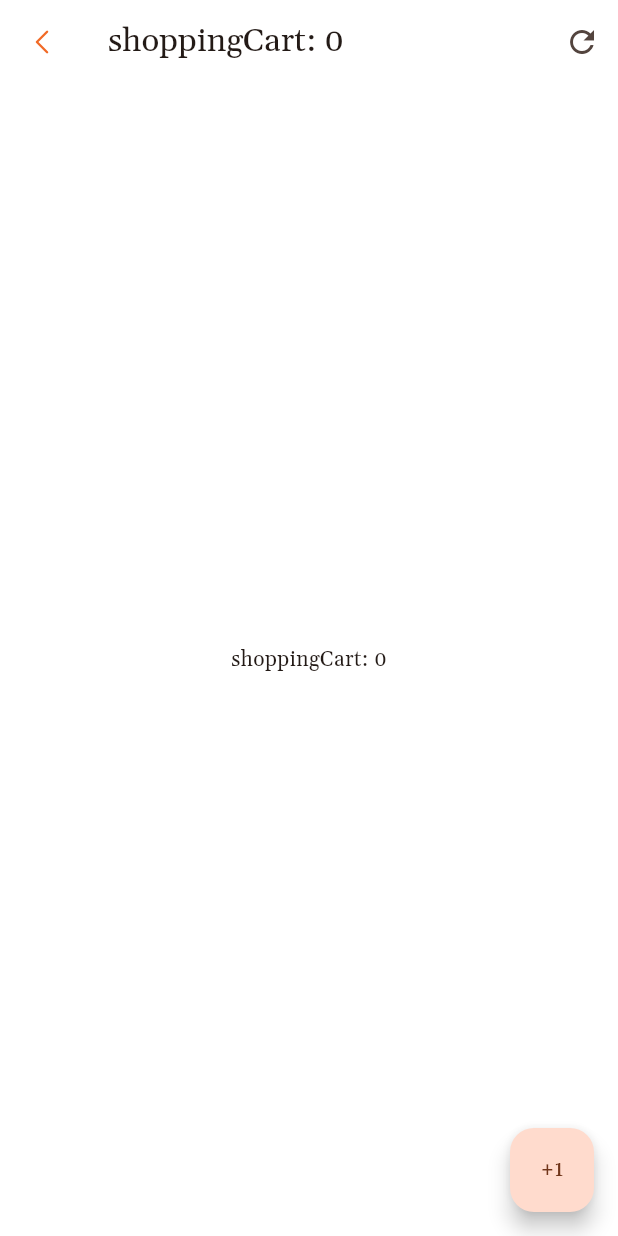
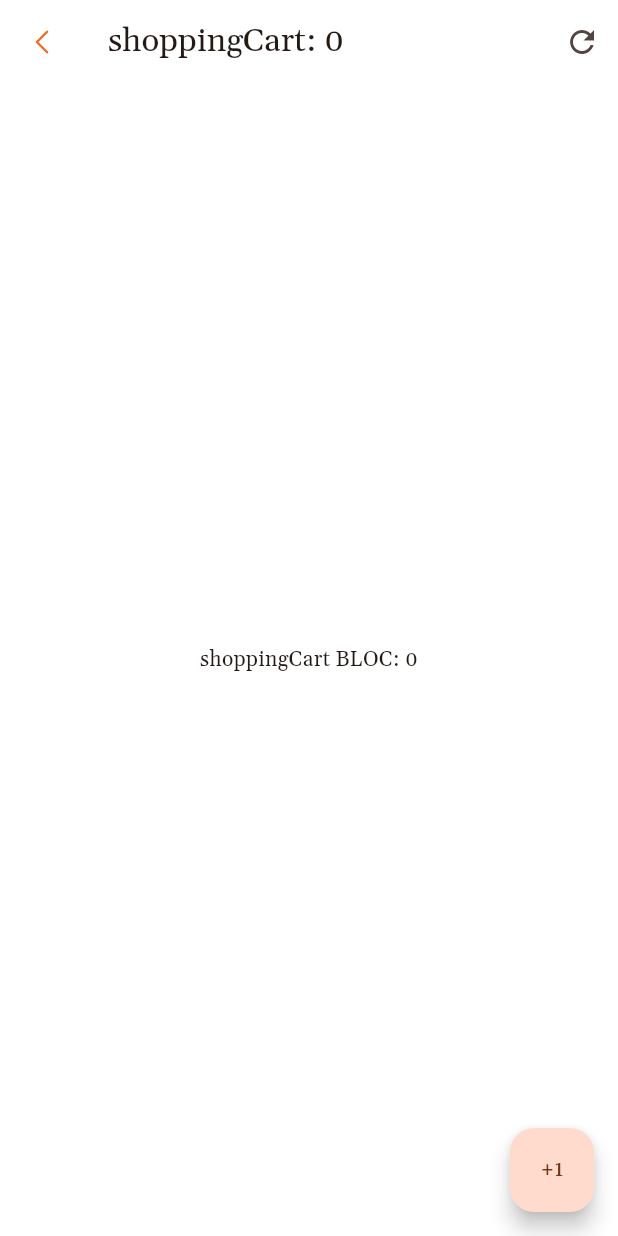
Before and after one commit to jonmid/e_commerce, a Flutter app: the Home screen opened by its route, after a tap on an icon or button, on a phone screen of 412 x 824 dp. Run offline on Flutter 3.47's test engine with Material 3 defaults, Android fonts, the phone set to English and light mode, and no system bars; our stand-ins replace equatable, flutter_bloc, flutter_svg, go_router; network calls fail.

Commit message:
[add] status bloc config

```diff
--- a/lib/src/config/router/app_router.dart
+++ b/lib/src/config/router/app_router.dart
@@ -15,4 +15,8 @@ final appRouter = GoRouter(routes: [
     path: '/bookmarks',
     builder: (context, state) => const Bookmarks(),
   ),
+  GoRoute(
+    path: '/notifications',
+    builder: (context, state) => const Notifications(),
+  ),
 ]);
--- /dev/null
+++ b/lib/src/presentation/bloc/example_bloc/example_bloc_bloc.dart
@@ -0,0 +1,32 @@
+import 'package:flutter_bloc/flutter_bloc.dart';
+import 'package:equatable/equatable.dart';
+
+part 'example_bloc_event.dart';
+part 'example_bloc_state.dart';
+
+class ExampleBloc extends Bloc<ExampleEvent, ExampleState> {
+  ExampleBloc() : super(const ExampleState()) {
+    on<ExampleIncreased>(_onExampleIncreased);
+    on<ExampleReset>(_onExampleReset);
+  }
+
+  void _onExampleIncreased(ExampleIncreased event, Emitter<ExampleState> emit) {
+    emit(state.copyWith(
+      shoppingCart: state.shoppingCart + 1,
+    ));
+  }
+
+  void _onExampleReset(ExampleReset event, Emitter<ExampleState> emit) {
+    emit(state.copyWith(
+      shoppingCart: 0,
+    ));
+  }
+
+  void increase() {
+    add(ExampleIncreased());
+  }
+
+  void reset() {
+    add(ExampleReset());
+  }
+}
--- /dev/null
+++ b/lib/src/presentation/bloc/example_bloc/example_bloc_event.dart
@@ -0,0 +1,9 @@
+part of 'example_bloc_bloc.dart';
+
+abstract class ExampleEvent {
+  const ExampleEvent();
+}
+
+class ExampleIncreased extends ExampleEvent {}
+
+class ExampleReset extends ExampleEvent {}
--- /dev/null
+++ b/lib/src/presentation/bloc/example_bloc/example_bloc_state.dart
@@ -0,0 +1,19 @@
+part of 'example_bloc_bloc.dart';
+
+class ExampleState extends Equatable {
+  final int shoppingCart;
+
+  const ExampleState({
+    this.shoppingCart = 0,
+  });
+
+  ExampleState copyWith({
+    int? shoppingCart,
+  }) =>
+      ExampleState(
+        shoppingCart: shoppingCart ?? this.shoppingCart,
+      );
+
+  @override
+  List<Object> get props => [shoppingCart];
+}
--- /dev/null
+++ b/lib/src/presentation/views/screens/notifications.dart
@@ -0,0 +1,67 @@
+import 'package:flutter/material.dart';
+import 'package:flutter_bloc/flutter_bloc.dart';
+import 'package:flutter_svg/svg.dart';
+import 'package:go_router/go_router.dart';
+
+import 'package:e_commerce/src/presentation/bloc/example_bloc/example_bloc_bloc.dart';
+import 'package:e_commerce/src/utils/constants/colors.dart';
+
+class Notifications extends StatelessWidget {
+  const Notifications({super.key});
+
+  @override
+  Widget build(BuildContext context) {
+    return BlocProvider(
+      create: (_) => ExampleBloc(),
+      child: const ExampleBlocView(),
+    );
+  }
+}
+
+class ExampleBlocView extends StatelessWidget {
+  const ExampleBlocView({
+    super.key,
+  });
+
+  @override
+  Widget build(BuildContext context) {
+    return Scaffold(
+      appBar: AppBar(
+        leading: IconButton(
+          icon: ColorFiltered(
+            colorFilter: const ColorFilter.mode(primary, BlendMode.srcIn),
+            child: SvgPicture.asset(
+              'assets/svg/arrow-return.svg',
+              width: 22,
+              height: 22,
+            ),
+          ),
+          onPressed: () {
+            context.push('/');
+          },
+        ),
+        title: context.select((ExampleBloc bloc) =>
+            Text('shoppingCart: ${bloc.state.shoppingCart}')),
+        actions: [
+          IconButton(
+              onPressed: () => context.read<ExampleBloc>().reset(),
+              icon: const Icon(Icons.refresh_outlined))
+        ],
+      ),
+      body: Center(
+        child: context.select((ExampleBloc counterCar) =>
+            Text('shoppingCart BLOC: ${counterCar.state.shoppingCart}')),
+      ),
+      floatingActionButton: Column(
+        mainAxisAlignment: MainAxisAlignment.end,
+        children: [
+          FloatingActionButton(
+            heroTag: '1',
+            child: const Text('+1'),
+            onPressed: () => context.read<ExampleBloc>().increase(),
+          ),
+        ],
+      ),
+    );
+  }
+}
--- a/lib/src/presentation/views/screens/screens.dart
+++ b/lib/src/presentation/views/screens/screens.dart
@@ -1,3 +1,4 @@
 export 'home.dart';
 export 'profile.dart';
 export 'bookmarks.dart';
+export 'notifications.dart';
--- a/lib/src/presentation/views/widgets/list_categories_home.dart
+++ b/lib/src/presentation/views/widgets/list_categories_home.dart
@@ -23,9 +23,7 @@ class ListCategoriesHome extends StatelessWidget {
               children: [
                 InkWell(
                   onTap: () {
-                    // Navigator.pushNamed(context, '/profile');
-                    // Navigator.pushNamed(context, '/profile');
-                    context.push('/bookmarks');
+                    context.push('/notifications');
                   },
                   child: Container(
                     height: 60,
```
